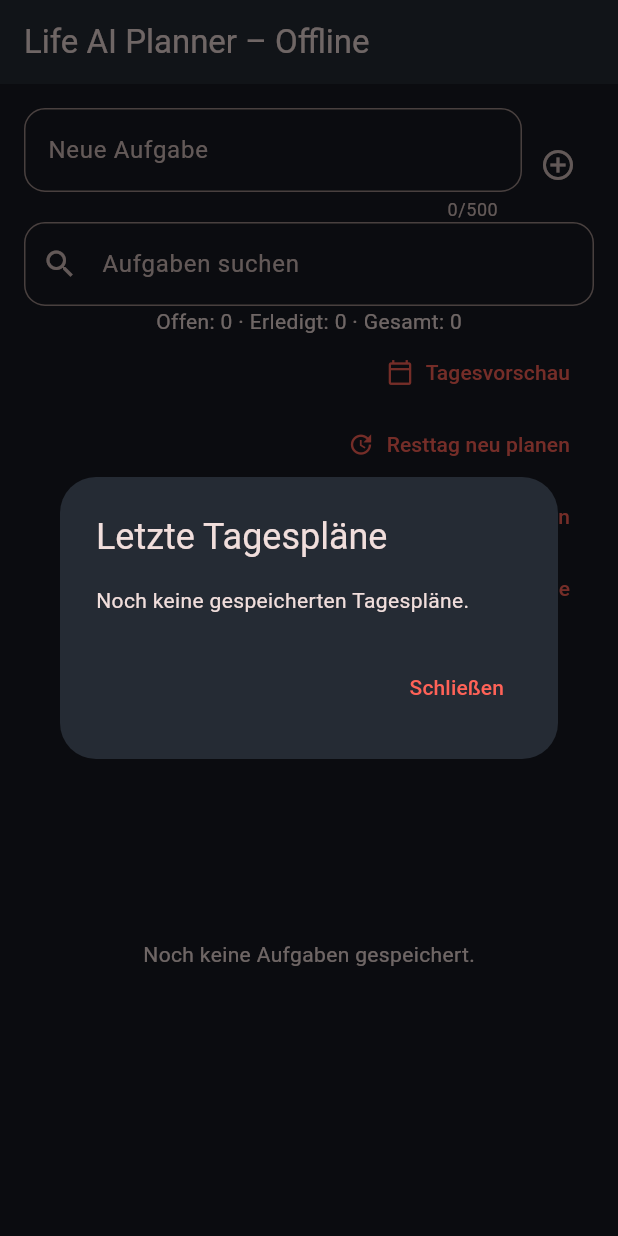
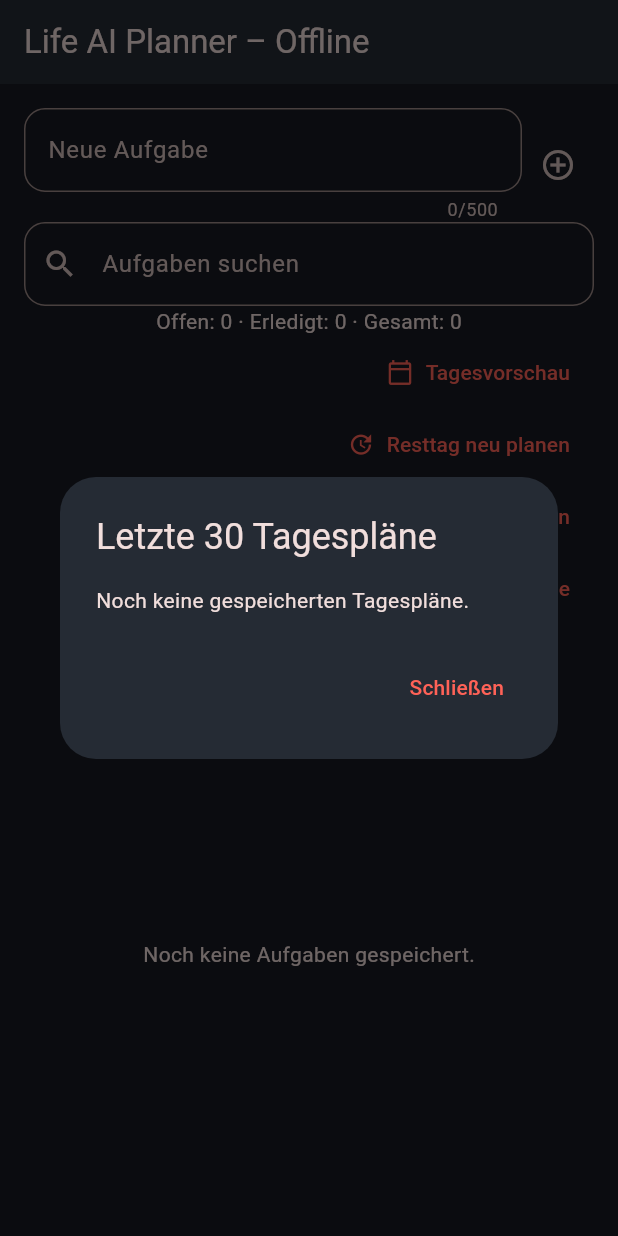
Before and after one commit to WeA200675/life-ai-planner, a Flutter app: the screen it shows after launch, after a tap on "Planhistorie", on a phone screen of 412 x 824 dp. Run offline on Flutter 3.47's test engine with Material 3 defaults, Android fonts, the phone set to English and light mode, and no system bars; our stand-ins replace sqflite; accounts and stored records are empty.

Commit message:
fix(android): label bounded plan history accurately

```diff
--- a/apps/mobile/lib/main.dart
+++ b/apps/mobile/lib/main.dart
@@ -498,7 +498,7 @@ class _TaskScreenState extends State<TaskScreen> {
       await showDialog<void>(
         context: context,
         builder: (historyContext) => AlertDialog(
-          title: const Text('Letzte Tagespläne'),
+          title: const Text('Letzte 30 Tagespläne'),
           content: SizedBox(
             width: double.maxFinite,
             child: entries.isEmpty
```
